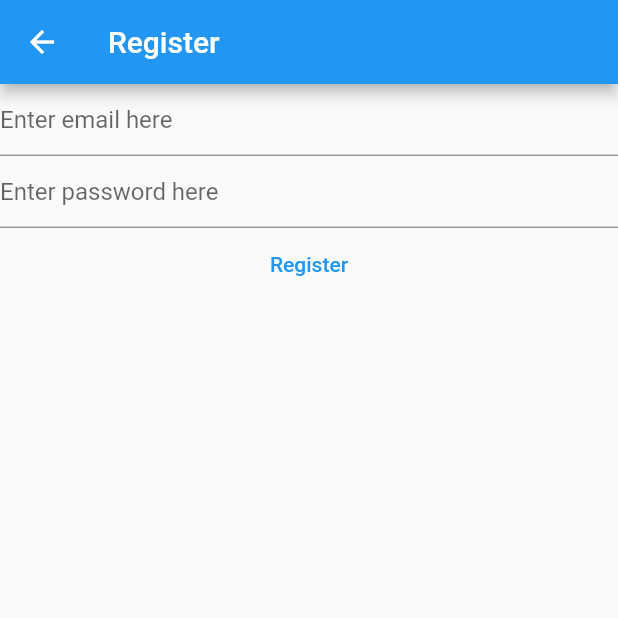
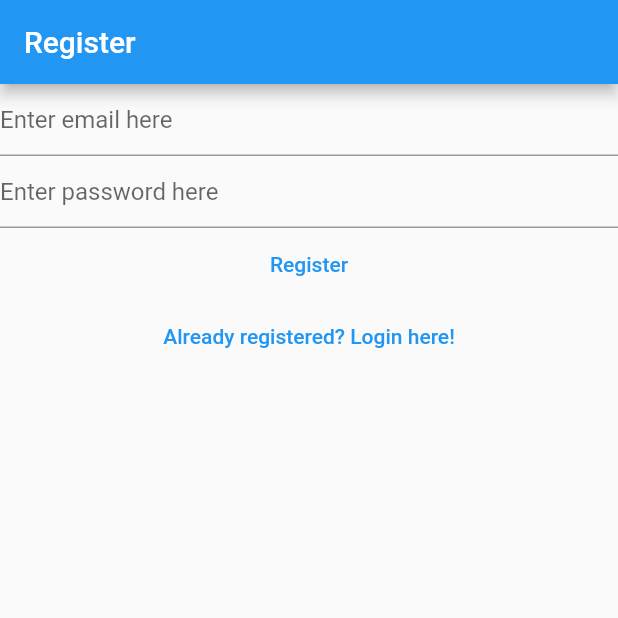
Before and after one commit to leonardoong/learn-flutter-mynotes, a Flutter app: the RegisterView screen opened directly, on a phone screen of 412 x 824 dp, the top half of it. Run offline on Flutter 3.47's test engine with Material 2 defaults, Android fonts, the phone set to English and light mode, and no system bars; our stand-ins replace firebase_auth, firebase_core; accounts and stored records are empty.

Commit message:
next commit

```diff
--- a/lib/views/register_view.dart
+++ b/lib/views/register_view.dart
@@ -1,7 +1,5 @@
 import 'package:firebase_auth/firebase_auth.dart';
-import 'package:firebase_core/firebase_core.dart';
 import 'package:flutter/material.dart';
-import 'package:mynotes/firebase_options.dart';
 
 class RegisterView extends StatefulWidget {
   const RegisterView({Key? key}) : super(key: key);
@@ -34,13 +32,7 @@ class _RegisterViewState extends State<RegisterView> {
       appBar: AppBar(
         title: const Text("Register"),
       ),
-      body: FutureBuilder(
-        future: Firebase.initializeApp(
-            options: DefaultFirebaseOptions.currentPlatform),
-        builder: (context, snapshot) {
-          switch (snapshot.connectionState) {
-            case ConnectionState.done:
-              return Column(
+      body: Column(
         children: [
           TextField(
             enableSuggestions: false,
@@ -80,12 +72,15 @@ class _RegisterViewState extends State<RegisterView> {
                 }
               },
               child: const Text("Register")),
+          TextButton(
+              onPressed: () {
+                Navigator.of(context).pushNamedAndRemoveUntil(
+                  '/login/',
+                  (route) => false,
+                );
+              },
+              child: const Text("Already registered? Login here!"))
         ],
-              );
-            default:
-              return const Text('Loading...');
-          }
-        },
       ),
     );
   }
```
Also changed, not shown: lib/main.dart (+17 -17 lines), lib/views/login_view.dart (+9 -15 lines), lib/views/verify_email_view.dart (added, +31 -0 lines). Lines whose indentation alone changed are shown as unchanged.
